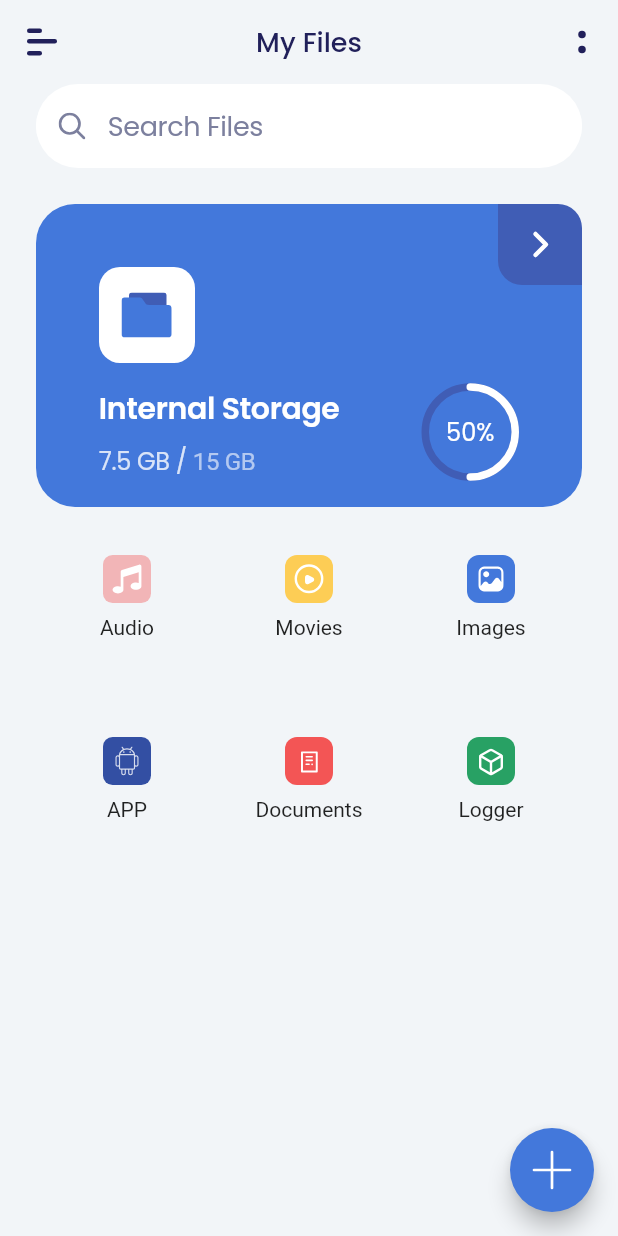
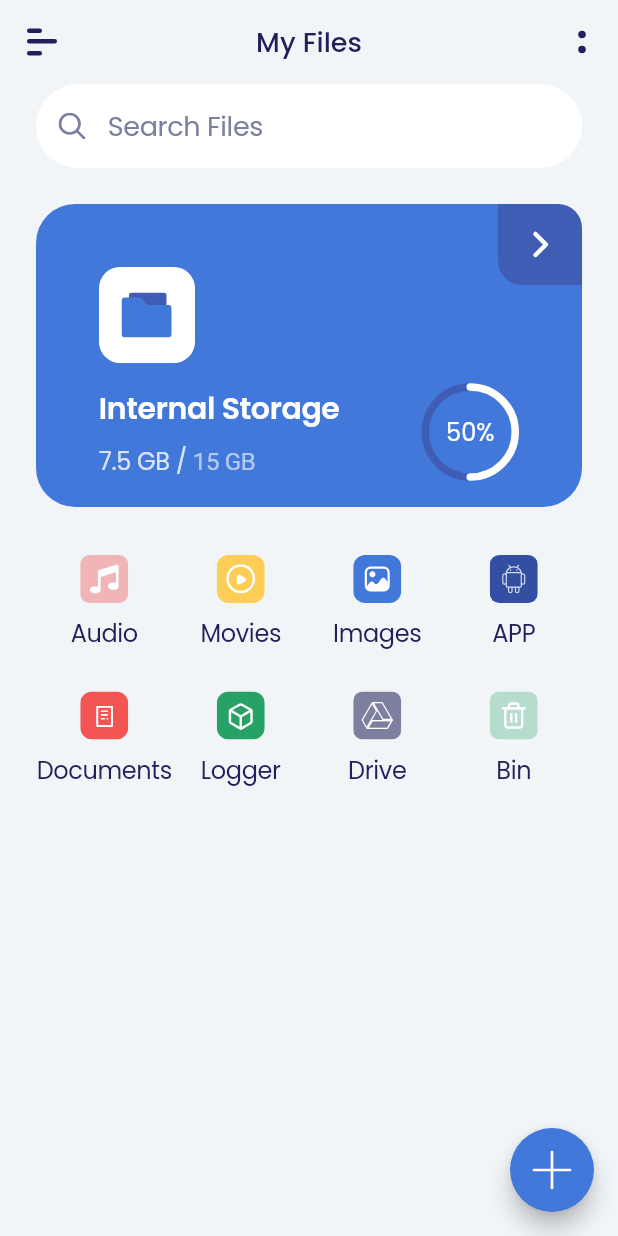
Before and after one commit to joeeasy/file_explorer, a Flutter app: the screen it shows after launch, on a phone screen of 412 x 824 dp. Run offline on Flutter 3.47's test engine with Material 2 defaults, Android fonts, the phone set to English and light mode, and no system bars; drawn by our look-alikes of sleek_circular_slider; our stand-ins replace auto_route, flutter_hooks, flutter_svg, get_it, google_fonts, injectable and 2 more; missing offline and left inert: observable_ish.

Commit message:
commit message - add google drive connect - add recycl bin

```diff
--- a/lib/constants/constants.dart
+++ b/lib/constants/constants.dart
@@ -14,6 +14,7 @@ class AppIcon {
   static const app = 'assets/icons/app.svg';
   static const audio = 'assets/icons/audio.svg';
   static const drive = 'assets/icons/drive.svg';
+  static const bin = 'assets/icons/bin.svg';
 
 
 }
--- a/lib/model/files_category_model.dart
+++ b/lib/model/files_category_model.dart
@@ -13,44 +13,41 @@ class FileCategories {
   });
 }
 
-
 List<FileCategories> fileCategories = <FileCategories>[
   FileCategories(
     id: '_audio',
     icon: AppIcon.audio,
-    iconText: 'Audio'
-
+    iconText: 'Audio',
   ),
   FileCategories(
     id: '_movies',
     icon: AppIcon.video,
-      iconText: 'Movies'
-
+    iconText: 'Movies',
   ),
   FileCategories(
     id: '_images',
     icon: AppIcon.image,
-      iconText: 'Images'
-
+    iconText: 'Images',
   ),
-  FileCategories(
-      id: '_apps',
-      icon: AppIcon.app,
-      iconText: 'APP'
-
-  ),
+  FileCategories(id: '_apps', icon: AppIcon.app, iconText: 'APP'),
   FileCategories(
     id: '_document',
     icon: AppIcon.document,
-      iconText: 'Documents'
-
+    iconText: 'Documents',
   ),
   FileCategories(
     id: '_logger',
     icon: AppIcon.logger,
-      iconText: 'Logger'
-
+    iconText: 'Logger',
   ),
-
-
+  FileCategories(
+    id: '_drive',
+    icon: AppIcon.drive,
+    iconText: 'Drive',
+  ),
+  FileCategories(
+    id: '_bin',
+    icon: AppIcon.bin,
+    iconText: 'Bin',
+  ),
 ];
```
Also changed, not shown: lib/ui/view/home/widgets/folder_list.dart (+13 -2 lines), assets/icons/bin.svg (added). Lines whose indentation alone changed are shown as unchanged.
